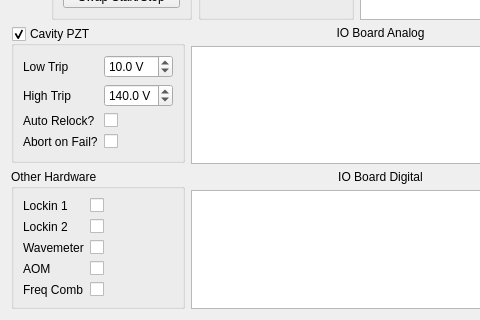
Qt form scanconfigwidget.ui (kncrabtree/nicerohms) before a commit; both pictures show x 0 to 480 and y 170 to 490 of the 995 by 490 pixel window.
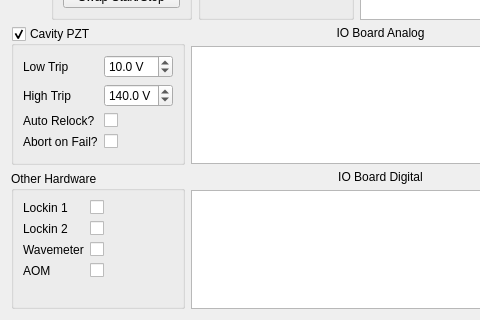
The same form after that commit. Icons and pictures are not drawn.

Commit message: Implement comb scan button; make appropriate conns

What changed in the file:
```diff
--- a/scanconfigwidget.ui
+++ b/scanconfigwidget.ui
@@ -385,16 +385,6 @@
           <item row="3" column="1">
            <widget class="QCheckBox" name="aomCheckBox"/>
           </item>
-          <item row="4" column="0">
-           <widget class="QLabel" name="freqCombLabel">
-            <property name="text">
-             <string>Freq Comb</string>
-            </property>
-           </widget>
-          </item>
-          <item row="4" column="1">
-           <widget class="QCheckBox" name="freqCombCheckBox"/>
-          </item>
          </layout>
         </widget>
        </item>
```
The commit also changes 18 other files.
